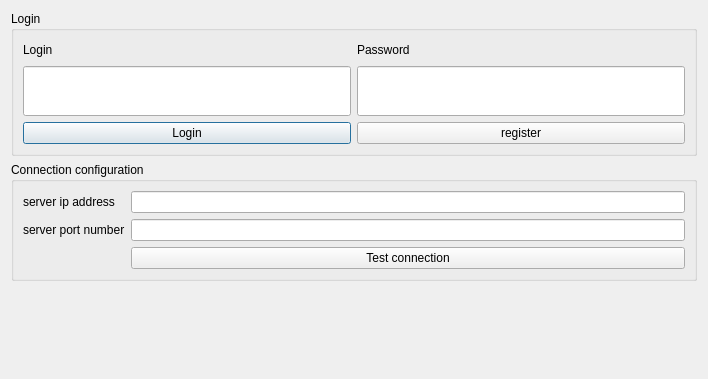
The window that client/logindialog.ui (172270/QElectricPartsCatalog) describes before a commit, drawn with Qt 5.
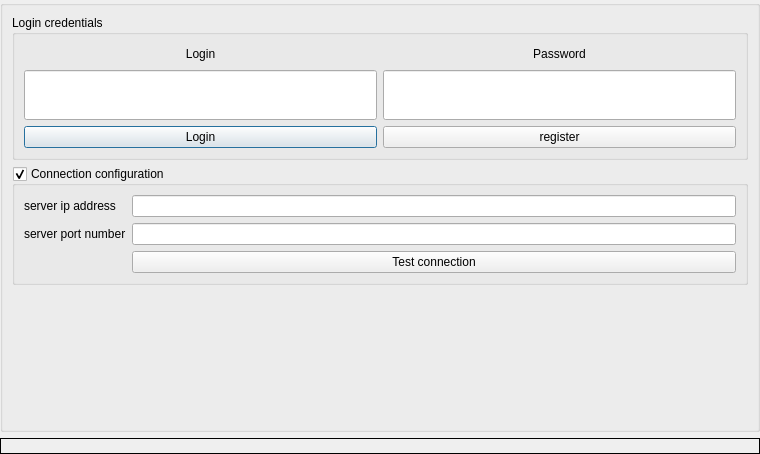
The same window after the commit.

Commit message: Add proper login dialog

The edit to the form file:
```diff
--- a/client/logindialog.ui
+++ b/client/logindialog.ui
@@ -6,18 +6,36 @@
    <rect>
     <x>0</x>
     <y>0</y>
-    <width>708</width>
-    <height>379</height>
+    <width>760</width>
+    <height>454</height>
    </rect>
   </property>
   <property name="windowTitle">
    <string>Dialog</string>
   </property>
   <layout class="QVBoxLayout" name="verticalLayout_2">
+   <property name="leftMargin">
+    <number>0</number>
+   </property>
+   <property name="topMargin">
+    <number>0</number>
+   </property>
+   <property name="rightMargin">
+    <number>0</number>
+   </property>
+   <property name="bottomMargin">
+    <number>0</number>
+   </property>
    <item>
     <widget class="QGroupBox" name="groupBox_2">
      <property name="title">
-      <string>Login</string>
+      <string/>
+     </property>
+     <layout class="QVBoxLayout" name="verticalLayout_3">
+      <item>
+       <widget class="QGroupBox" name="login_groupbox">
+        <property name="title">
+         <string>Login credentials</string>
      </property>
      <layout class="QVBoxLayout" name="verticalLayout">
       <item>
@@ -42,6 +60,9 @@
           <property name="text">
            <string>Login</string>
           </property>
+             <property name="alignment">
+              <set>Qt::AlignCenter</set>
+             </property>
          </widget>
         </item>
         <item>
@@ -61,6 +82,9 @@
           <property name="text">
            <string>Password</string>
           </property>
+             <property name="alignment">
+              <set>Qt::AlignCenter</set>
+             </property>
          </widget>
         </item>
        </layout>
@@ -87,6 +111,11 @@
             <height>16777214</height>
            </size>
           </property>
+             <property name="font">
+              <font>
+               <pointsize>25</pointsize>
+              </font>
+             </property>
           <property name="text">
            <string/>
           </property>
@@ -112,6 +141,11 @@
             <height>16777214</height>
            </size>
           </property>
+             <property name="font">
+              <font>
+               <pointsize>25</pointsize>
+              </font>
+             </property>
           <property name="text">
            <string/>
           </property>
@@ -168,7 +202,7 @@
     </widget>
    </item>
    <item>
-    <widget class="QGroupBox" name="groupBox">
+       <widget class="QGroupBox" name="connection_groupbox">
      <property name="title">
       <string>Connection configuration</string>
      </property>
@@ -176,33 +210,33 @@
       <bool>false</bool>
      </property>
      <property name="checkable">
-      <bool>false</bool>
+         <bool>true</bool>
      </property>
      <property name="checked">
-      <bool>false</bool>
+         <bool>true</bool>
      </property>
      <layout class="QFormLayout" name="formLayout">
-      <item row="0" column="0">
+         <item row="1" column="0">
        <widget class="QLabel" name="label">
         <property name="text">
          <string>server ip address</string>
         </property>
        </widget>
       </item>
-      <item row="0" column="1">
+         <item row="1" column="1">
        <widget class="QLineEdit" name="serverIp"/>
       </item>
-      <item row="1" column="0">
+         <item row="2" column="0">
        <widget class="QLabel" name="label_2">
         <property name="text">
          <string>server port number</string>
         </property>
        </widget>
       </item>
-      <item row="1" column="1">
-       <widget class="QLineEdit" name="serverPort"/>
-      </item>
       <item row="2" column="1">
+          <widget class="QLineEdit" name="serverPort"/>
+         </item>
+         <item row="3" column="1">
        <widget class="QPushButton" name="testConnction">
         <property name="text">
          <string>Test connection</string>
@@ -225,8 +259,14 @@
      </property>
     </spacer>
    </item>
+     </layout>
+    </widget>
+   </item>
    <item>
     <widget class="QLabel" name="connectResponseLabel">
+     <property name="frameShape">
+      <enum>QFrame::Box</enum>
+     </property>
      <property name="text">
       <string/>
      </property>
```
Left out of the diff: 87 changed lines with no effect on the pictures. Lines whose indentation alone changed are shown as unchanged. The commit also changes 80 other files.
